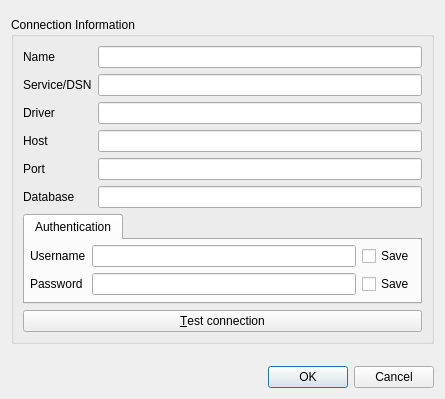
Old version of the form src/ui/qgsdb2newconnectionbase.ui in the repository qgis/QGIS.
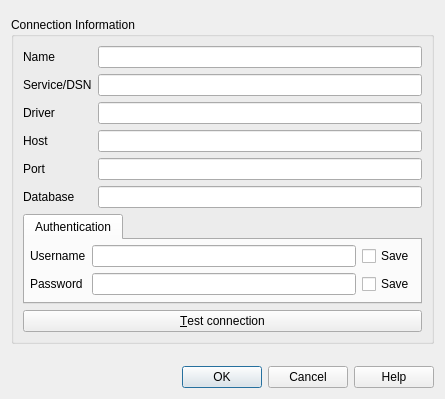
New version of the form. Custom widgets are drawn as their Qt base class.

Commit message: Change all ocurrences on_buttonBox_helpRequested to showHelp Add help button to 3 dialogs Fix missing QStringLiteral Fix CMakeLists.txt indentation Fix qhelp.h and qgis_sip.h includes with <>

Diff of the .ui file:
```diff
--- a/src/ui/qgsdb2newconnectionbase.ui
+++ b/src/ui/qgsdb2newconnectionbase.ui
@@ -185,7 +185,7 @@
       <enum>Qt::Horizontal</enum>
      </property>
      <property name="standardButtons">
-      <set>QDialogButtonBox::Cancel|QDialogButtonBox::Ok</set>
+      <set>QDialogButtonBox::Cancel|QDialogButtonBox::Help|QDialogButtonBox::Ok</set>
      </property>
     </widget>
    </item>
```
The commit also changes 96 other files.
